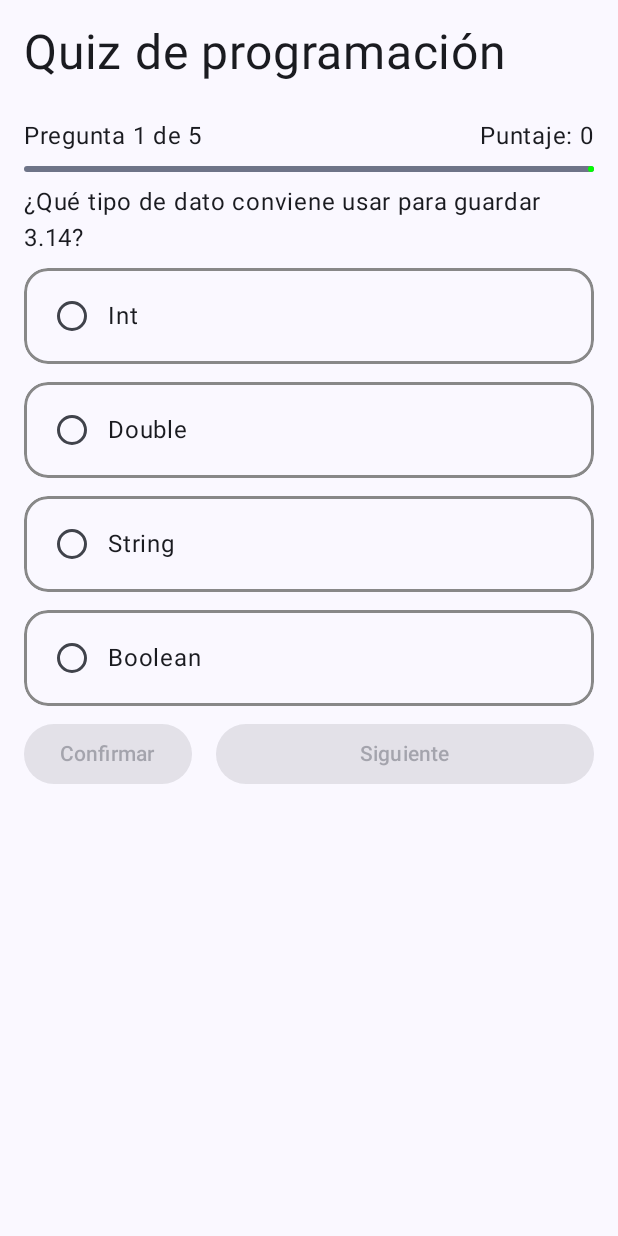
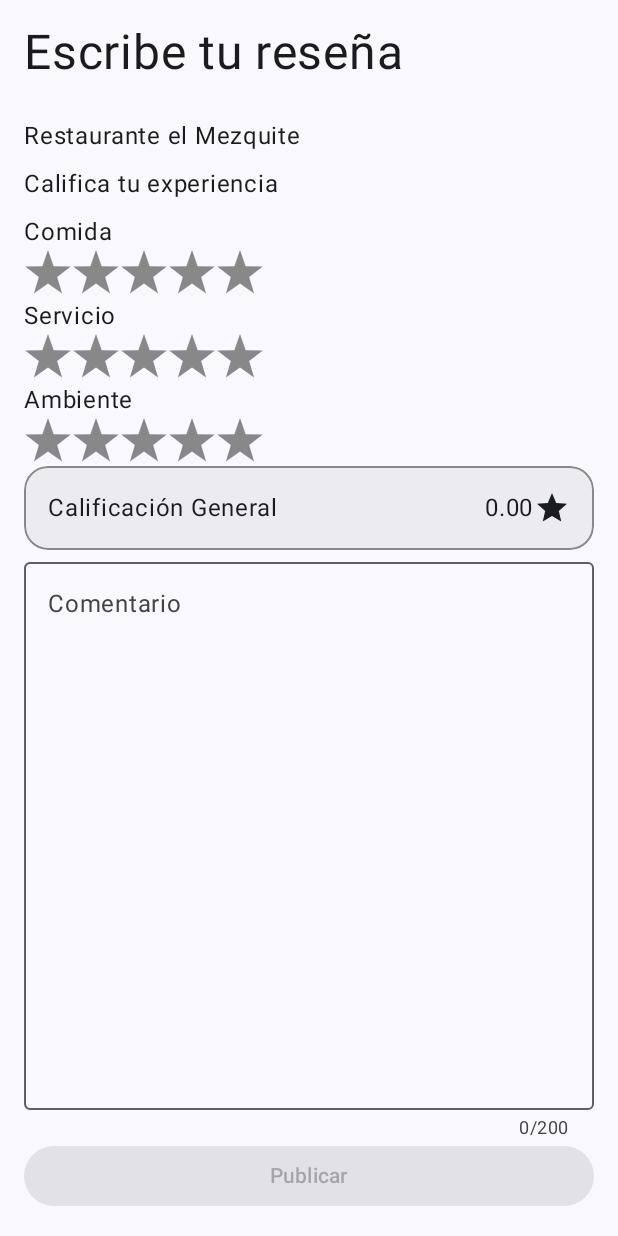
Before and after one commit to dev-marieclaire/Estado, an Android app built with Jetpack Compose: the screen it shows after launch (MainActivity), on a phone screen of 412 x 824 dp. Run offline under Robolectric (Android 15) with nearby library versions, the phone set to English and light mode, and no system bars.

Commit message:
Finalizando

```diff
--- a/app/src/main/java/com/example/estado_claire/screens/InicioScreen.kt
+++ b/app/src/main/java/com/example/estado_claire/screens/InicioScreen.kt
@@ -1,36 +1,35 @@
 package com.example.estado_claire
 
-import androidx.compose.foundation.BorderStroke
+import android.annotation.SuppressLint
 import androidx.compose.foundation.background
 import androidx.compose.foundation.border
 import androidx.compose.foundation.layout.Arrangement
-import androidx.compose.foundation.layout.Box
 import androidx.compose.foundation.layout.Column
+import androidx.compose.foundation.layout.PaddingValues
 import androidx.compose.foundation.layout.Row
+import androidx.compose.foundation.layout.Spacer
 import androidx.compose.foundation.layout.fillMaxSize
 import androidx.compose.foundation.layout.fillMaxWidth
 import androidx.compose.foundation.layout.padding
-import androidx.compose.foundation.lazy.LazyColumn
-import androidx.compose.foundation.lazy.items
+import androidx.compose.foundation.layout.size
+import androidx.compose.foundation.shape.GenericShape
 import androidx.compose.foundation.shape.RoundedCornerShape
-import androidx.compose.foundation.verticalScroll
+import androidx.compose.foundation.text.input.rememberTextFieldState
 import androidx.compose.material.icons.Icons
-import androidx.compose.material.icons.outlined.Check
-import androidx.compose.material.icons.outlined.Close
+import androidx.compose.material.icons.filled.Star
 import androidx.compose.material3.Button
+import androidx.compose.material3.ButtonDefaults
 import androidx.compose.material3.Icon
-import androidx.compose.material3.Label
-import androidx.compose.material3.LinearProgressIndicator
 import androidx.compose.material3.MaterialTheme
-import androidx.compose.material3.RadioButton
+import androidx.compose.material3.OutlinedTextField
 import androidx.compose.material3.Surface
 import androidx.compose.material3.Text
 import androidx.compose.runtime.Composable
+import androidx.compose.runtime.MutableState
 import androidx.compose.runtime.getValue
 import androidx.compose.runtime.mutableStateListOf
 import androidx.compose.runtime.mutableStateOf
 import androidx.compose.runtime.remember
-import androidx.compose.runtime.saveable.rememberSaveable
 import androidx.compose.runtime.setValue
 import androidx.compose.ui.Alignment
 import androidx.compose.ui.Modifier
@@ -39,235 +38,167 @@ import androidx.compose.ui.graphics.Color
 import androidx.compose.ui.tooling.preview.Preview
 import androidx.compose.ui.unit.dp
 import com.example.estado_claire.components.Header
+import kotlin.math.PI
+import kotlin.math.cos
+import kotlin.math.sin
 
-enum class GuessState()
-{
-    None,
-    True,
-    False
+val StarShape = GenericShape { size, _ ->
+    val cx = size.width / 2f
+    val cy = size.height / 2f
+    val outerR = minOf(cx, cy)
+    val innerR = outerR * 0.4f
+    var angle = -PI / 2
+
+    moveTo(cx + outerR * cos(angle).toFloat(), cy + outerR * sin(angle).toFloat())
+
+    for (i in 1..10) {
+        angle += PI / 5
+        val r = if (i % 2 == 0) outerR else innerR
+        lineTo(cx + r * cos(angle).toFloat(), cy + r * sin(angle).toFloat())
+    }
+    close()
 }
 
-@Composable
-fun Card(
-    selected: Boolean,
-    onSelectedChange: (Boolean) -> Unit,
-    label: @Composable () -> Unit,
-    state: GuessState
+enum class RatingLevel(
+    val text: String,
+    val score: Int
 )
 {
-    var cardColor = when {
-        state == GuessState.True -> Color(0x3300FF33)
-        state == GuessState.False -> Color(0x33FF0000)
-        else -> Color.Unspecified
-    }
-
-    var borderColor = when {
-        state == GuessState.True -> Color(0x8800CC55)
-        state == GuessState.False -> Color(0x88FF0033)
-        else -> Color.Gray
-    }
-    Row(
-        Modifier
-            .fillMaxWidth()
-            .clip(RoundedCornerShape(16.dp))
-            .background(cardColor)
-            .border(1.5.dp, borderColor, RoundedCornerShape(16.dp))
-            .padding(8.dp),
-        verticalAlignment = Alignment.CenterVertically
-    )
-    {
-        RadioButton(
-            selected,
-            onClick = { onSelectedChange(true) },
-            enabled = state == GuessState.None
-        )
-
-        label()
-
-        if (state != GuessState.None)
-        {
-            Icon(
-                imageVector =
-                    if (state == GuessState.True) Icons.Outlined.Check
-                    else Icons.Outlined.Close,
-                null
-            )
-        }
-    }
+    Ninguno("", 0),
+    Malo("Malo", 1),
+    Regular("Regular", 2),
+    Bueno("Bueno", 3),
+    Buenisimo("Muy bueno", 4),
+    Excelete("Excelente", 5)
 }
 
-class Question(
-    val question: String,
-    val responses: List<String>,
-    val answer: Int
+data class RatingCategory(
+    val nom: String,
+    var rating: MutableState<RatingLevel>
+)
+
+@SuppressLint("DefaultLocale")
+@Composable
+fun ReviewScreen(
+    modifier: Modifier = Modifier,
+    completed: Boolean,
+    onCompleted: (Boolean) -> Unit
 )
 {
-    init
-    {
-        require(responses.size >= 4)
-        { "Se requieren al menos cuatro reactivos." }
+    val selectedRatingLevelList = remember(completed) {
+        mutableStateListOf<RatingCategory>(
+            RatingCategory("Comida", mutableStateOf(RatingLevel.Ninguno)),
+            RatingCategory("Servicio", mutableStateOf(RatingLevel.Ninguno)),
+            RatingCategory("Ambiente", mutableStateOf(RatingLevel.Ninguno))
+        )
     }
-
-    fun check(submission: Int): Boolean
-    {
-        if (submission == answer) return true
-        return false
-    }
-}
-
-@Composable
-fun QuizScreen(
-    modifier: Modifier = Modifier,
-    onCompleted: (Int) -> Unit
-)
-{
-    var quizQuestionList = listOf<Question>(
-        Question(
-            "¿Qué tipo de dato conviene usar para guardar 3.14?",
-            listOf("Int", "Double", "String", "Boolean"),
-            1
-        ),
-        Question(
-            "¿Qué imprime listOf(1, 2, 3, 4).sumOf { it * 2 }?",
-            listOf("10", "20", "[2, 4, 6, 8]", "Error de compilación"),
-            1
-        ),
-        Question(
-            "¿Cuál es la forma correcta de convertir un String a número sin que truene si el texto no es válido?",
-            listOf("\"abc\".toInt()", "\"abc\".toIntOrNull() ?: 0", "Integer.parseInt(\"abc\")", "\"abc\".asInt()"),
-            1
-        ),
-        Question(
-            "¿Qué devuelve este código?\n\nval gastos = listOf(\"Comida\" to 120.0, \"Transporte\" to 80.0, \"Comida\" to 50.0)\ngastos.groupBy { it.first }.mapValues { (_, v) -> v.sumOf { it.second } }[\"Comida\"]",
-            listOf("120.0", "170.0", "250.0", "null"),
-            1
-        ),
-        Question(
-            "En un when sobre una sealed class sin rama else, ¿qué pasa si mañana se añade un nuevo subtipo?",
-            listOf(
-                "Compila y devuelve null para el nuevo caso",
-                "Lanza una excepción en tiempo de ejecución",
-                "No compila hasta que se cubra el nuevo caso",
-                "Se ignora silenciosamente"
-            ),
-            2
-        )
-    )
-
-    var counter by remember { mutableStateOf(0) }
-    var guessed by remember { mutableStateOf(0) }
-    var selectedAnswer by remember(counter) { mutableStateOf<Int?>(null) }
-    var canShowResults by remember(counter) { mutableStateOf(false) }
-
-    val currentQuestion = quizQuestionList[counter]
-    val progress = (counter + if (canShowResults) 1 else 0).toFloat() / quizQuestionList.size
 
     Column(
         modifier.padding(16.dp),
         verticalArrangement = Arrangement.spacedBy(8.dp))
     {
-        Header(Modifier.fillMaxWidth(), "Quiz de programación")
+        Header(modifier = Modifier.fillMaxWidth(), "Escribe tu reseña")
 
-        Row(Modifier.fillMaxWidth(), horizontalArrangement = Arrangement.SpaceBetween)
+        Text("Restaurante el Mezquite")
+        Text("Califica tu experiencia")
+
+        Column()
         {
-            Text("Pregunta ${counter + 1} de 5")
-            Text("Puntaje: ${guessed}")
-        }
+            selectedRatingLevelList.forEach()
+            { selection ->
+                Text(selection.nom)
 
-        LinearProgressIndicator(
-            progress = { progress },
-            modifier = Modifier.fillMaxWidth(),
-            color = Color.Green
-        )
+                Row(Modifier.fillMaxWidth())
+                {
+                    Row(Modifier.weight(1f))
+                    {
+                        RatingLevel.entries.forEachIndexed()
+                        { index, item ->
+                            if (index > 0)
+                            {
+                                Button(
+                                    onClick = { selection.rating.value = item },
+                                    modifier = Modifier.size(32.dp),
+                                    shape = StarShape,
+                                    contentPadding = PaddingValues(1.dp),
+                                    colors = ButtonDefaults.buttonColors(
+                                        containerColor = Color.Gray,
+                                        contentColor = if (index <= selection.rating.value.score) Color.Yellow else Color.Gray,
+                                    )
+                                ) { Icon(Icons.Filled.Star, contentDescription = null) }
+                            }
+                        }
+                    }
 
-        val index: Int = counter
-        val currentQuestion = quizQuestionList.get(index)
-        val currentListOfResponses = currentQuestion.responses
+                    Text(selection.rating.value.text)
+                }
+            }
 
-        var isCorrect by remember { mutableStateOf(false) }
+            val sumatoria = selectedRatingLevelList.fold(0)
+            { sum, item -> sum + item.rating.value.score }
 
-        Text(currentQuestion.question)
+            val promedio: Double = sumatoria.toDouble() / selectedRatingLevelList.size
 
-        LazyColumn(verticalArrangement = Arrangement.spacedBy(12.dp))
-        {
-            items(currentListOfResponses)
-            { item ->
-                val isCorrectIndex = currentListOfResponses.indexOf(item) == currentQuestion.answer
-                val isChosenIndex = currentListOfResponses.indexOf(item) == selectedAnswer
+            Row(
+                Modifier
+                    .fillMaxWidth()
+                    .clip(RoundedCornerShape(16.dp))
+                    .border(1.dp, Color.Gray, RoundedCornerShape(16.dp))
+                    .background(Color(0x11333333))
+                    .padding(all = 16.dp),
+                horizontalArrangement = Arrangement.SpaceBetween
+            )
+            {
+                Text("Calificación General")
+                Row()
+                {
+                    Text(String.format("%.2f", promedio))
+                    Icon(Icons.Filled.Star, contentDescription = null)
+                }
+            }
 
-                isCorrect = selectedAnswer == currentQuestion.answer
+            val state = rememberTextFieldState()
 
-                val state = when {
-                    !canShowResults -> GuessState.None
-                    isCorrectIndex == true -> GuessState.True
-                    isChosenIndex == true && !isCorrectIndex -> GuessState.False
-                    else -> GuessState.None
-                }
+            val texto       = state.text.toString()
+            val longitud    = texto.length
+            val tieneTrailing = texto != texto.trimEnd()
+            val esSoloEspacios = texto.isBlank()
 
-                Card(
-                    currentListOfResponses.indexOf(item) == selectedAnswer,
-                    onSelectedChange = {
-                        if (canShowResults == false)
-                            selectedAnswer = currentListOfResponses.indexOf(item)
+            val error = when {
+                longitud in 1..44 -> "El comentario debe contener al menos 45 caracteres."
+                longitud > 200 -> "El comentario no puede tener más de 200 caracteres."
+                esSoloEspacios && longitud > 0 -> "El comentario no puede ser solo espacios."
+                tieneTrailing -> "Evita los espacios al final del comentario."
+                else -> null
+            }
+
+            Column(Modifier.weight(1f))
+            {
+                OutlinedTextField(
+                    state,
+                    modifier = Modifier.weight(1f).fillMaxWidth(),
+                    label = { Text("Comentario") },
+                    isError = error != null,
+                    supportingText = {
+                        Row(Modifier.fillMaxWidth()) {
+                            error?.let { Text(it) }
+                            Spacer(Modifier.weight(1f))
+                            Text("${state.text.toString().length}/${200}")
+                        }
                     },
-                    label = { Text(item, modifier = Modifier.weight(1f)) },
-                    state = state
                 )
             }
-        }
 
-        if (canShowResults)
-        {
-            if (isCorrect)
-            {
-                Text(
-                    "Correcto.",
-                    modifier = Modifier
-                        .fillMaxWidth()
-                        .background(Color(0x3300FF33))
-                        .padding(8.dp)
-                )
-            }
-            else
-            {
-                Text(
-                    "Incorrecto. La respuesta correcta es ${
-                        currentListOfResponses.get(
-                            currentQuestion.answer
-                        )
-                    }",
-                    modifier = Modifier
-                        .fillMaxWidth()
-                        .background(Color(0x33FF3322))
-                        .padding(8.dp)
-                )
-            }
-        }
+            val countNingunos = selectedRatingLevelList.count { it.rating.value == RatingLevel.Ninguno }
 
-        Row(Modifier.fillMaxWidth(), horizontalArrangement = Arrangement.spacedBy(16.dp))
-        {
-            Button(
-                {
-                    canShowResults = true
-
-                    if (isCorrect) guessed += 1
-                },
-                enabled = !canShowResults && selectedAnswer != null
-            ) { Text("Confirmar") }
-
-            Button({
-                if (selectedAnswer != null)
-                {
-                    if (counter < quizQuestionList.lastIndex) {
-                        counter += 1
-                    } else {
-                        onCompleted(guessed)
-                    }
-                }
-            },
-                modifier = Modifier.weight(1f),
-                enabled = canShowResults != false
-            ) { Text(if (counter < quizQuestionList.lastIndex) "Siguiente" else "Terminar") }
+            Button({ onCompleted(true) },
+                Modifier.fillMaxWidth(),
+                enabled = countNingunos == 0
+                        && !esSoloEspacios
+                        && longitud in 45..200
+                        && error == null
+            )
+            { Text("Publicar") }
         }
     }
 }
@@ -275,14 +206,25 @@ fun QuizScreen(
 @Composable
 fun InicioScreen(modifier: Modifier = Modifier)
 {
-    var result by rememberSaveable() { mutableStateOf<Int?>(null) }
+    var completed by remember { mutableStateOf(false) }
 
-    if (result == null)
-    { QuizScreen(modifier) { result = it } }
+    if (completed == false)
+    {
+        ReviewScreen(
+            modifier,
+            completed,
+            { completed = it }
+        )
+    }
     else
     {
-        Column(modifier)
-        { Text("Muy bien, nom d'utilisatrice") }
+        Column(modifier, verticalArrangement = Arrangement.Center, horizontalAlignment = Alignment.CenterHorizontally)
+        {
+            Text("¡Gracias por compartir tu opinión!")
+
+            Button({ completed = !completed })
+            { Text("Volver") }
+        }
     }
 }
 
```
